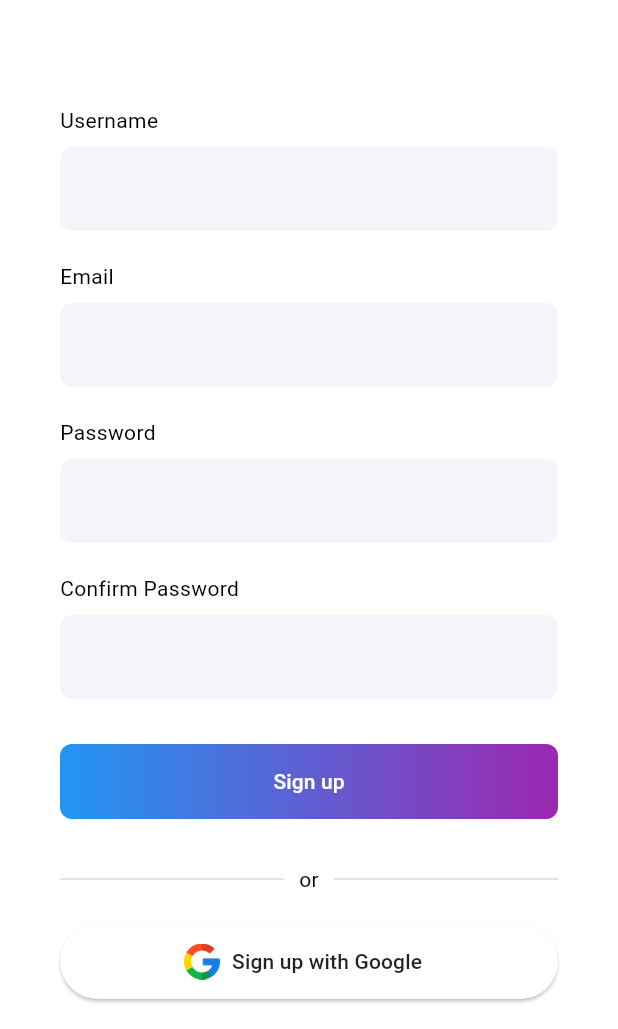
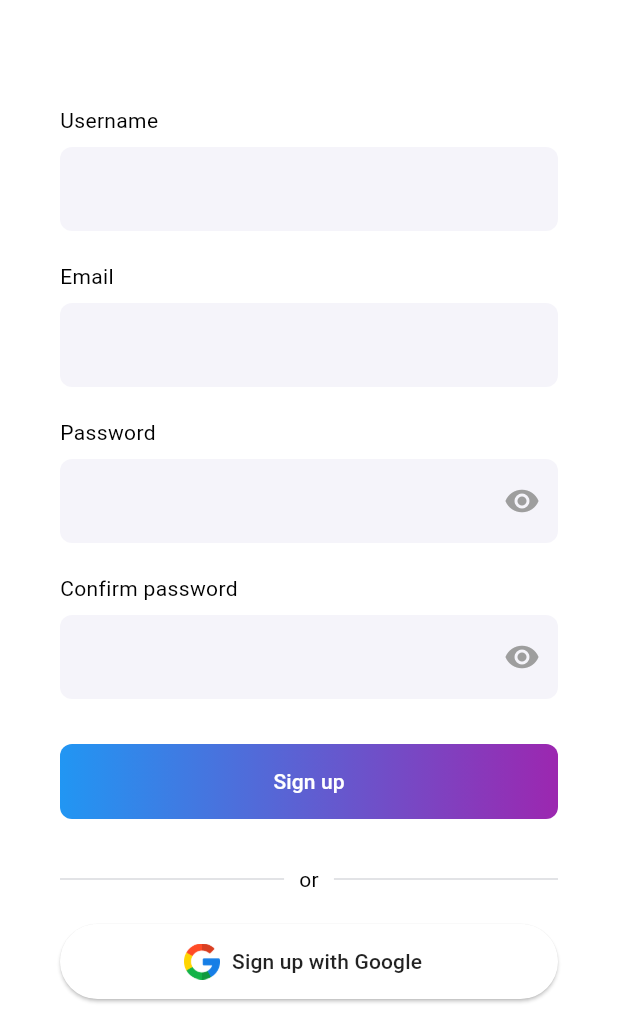
Before and after one commit to ntanh0901/jarvis-flutter, a Flutter app: the SignUpPage screen opened by its route, on a phone screen of 412 x 824 dp, the part 207-1236 px from its top. Run offline on Flutter 3.47's test engine with Material 3 defaults, Android fonts, the phone set to English and light mode, and no system bars; drawn by our look-alikes of flutter_form_builder; our stand-ins replace another_flushbar, dio, file_picker, flutter_dotenv, flutter_secure_storage, fluttertoast and 6 more; accounts and stored records are empty.

Commit message:
add obscureText for passworld

```diff
--- a/jarvis_application/lib/ui/views/auth/signin_page.dart
+++ b/jarvis_application/lib/ui/views/auth/signin_page.dart
@@ -103,6 +103,7 @@ class _SignInPageState extends State<SignInPage> {
           CustomFormBuilderTextField(
             name: 'password',
             label: 'Password',
+            isPasswordField: true,
             validators: [
               FormBuilderValidators.required(),
             ],
--- a/jarvis_application/lib/ui/views/auth/signup_page.dart
+++ b/jarvis_application/lib/ui/views/auth/signup_page.dart
@@ -27,7 +27,7 @@ class _SignUpPageState extends State<SignUpPage> {
   bool _isLoading = false;
 
   @override
-  Widget build(BuildContext context) {
+  build(BuildContext context) {
     final size = MediaQuery.of(context).size;
     final isLargeScreen = size.width > 600;
 
@@ -88,21 +88,34 @@ class _SignUpPageState extends State<SignUpPage> {
           _submitted ? AutovalidateMode.always : AutovalidateMode.disabled,
       child: Column(
         children: [
-          _buildTextField('username', 'Username', [
-            FormBuilderValidators.required(),
+          CustomFormBuilderTextField(
+              name: 'username',
+              label: 'Username',
+              validators: [
+                FormBuilderValidators.required(
+                    errorText: 'Please enter a username'),
                 FormBuilderValidators.minLength(3),
                 FormBuilderValidators.maxLength(20),
                 FormBuilderValidators.match(RegExp(r'^[a-zA-Z0-9]+$'),
                     errorText: 'No special characters allowed'),
               ]),
           const SizedBox(height: 20),
-          _buildTextField('email', 'Email', [
-            FormBuilderValidators.required(),
+          CustomFormBuilderTextField(
+              name: 'email',
+              label: 'Email',
+              validators: [
+                FormBuilderValidators.required(
+                    errorText: 'Please enter an email'),
                 FormBuilderValidators.email(),
               ]),
           const SizedBox(height: 20),
-          _buildTextField('password', 'Password', [
-            FormBuilderValidators.required(),
+          CustomFormBuilderTextField(
+              name: 'password',
+              label: 'Password',
+              isPasswordField: true,
+              validators: [
+                FormBuilderValidators.required(
+                    errorText: 'Please enter a password'),
                 FormBuilderValidators.minLength(8),
                 FormBuilderValidators.match(RegExp(r'(?=.*[A-Z])'),
                     errorText:
@@ -117,10 +130,15 @@ class _SignUpPageState extends State<SignUpPage> {
                         'Password must contain at least one special character'),
               ]),
           const SizedBox(height: 20),
-          _buildTextField('confirm_password', 'Confirm Password', [
+          CustomFormBuilderTextField(
+              name: 're-password',
+              label: 'Confirm password',
+              isPasswordField: true,
+              validators: [
                 FormBuilderValidators.required(),
                 (value) {
-              if (value != _formKey.currentState?.fields['password']?.value) {
+                  if (value !=
+                      _formKey.currentState?.fields['password']?.value) {
                     return 'Passwords do not match';
                   }
                   return null;
--- a/jarvis_application/lib/ui/widgets/text_form_field.dart
+++ b/jarvis_application/lib/ui/widgets/text_form_field.dart
@@ -8,7 +8,7 @@ class CustomFormBuilderTextField extends StatelessWidget {
   final String? hintText;
   final List<String? Function(String?)> validators;
   final Function(String?)? onChanged;
-  final TextInputType keyboardType;
+  final bool isPasswordField;
 
   const CustomFormBuilderTextField({
     super.key,
@@ -17,11 +17,13 @@ class CustomFormBuilderTextField extends StatelessWidget {
     this.hintText,
     this.validators = const [],
     this.onChanged,
-    this.keyboardType = TextInputType.text, // Default to text input
+    this.isPasswordField = false,
   });
 
   @override
   Widget build(BuildContext context) {
+    final obscureTextNotifier = ValueNotifier<bool>(isPasswordField);
+
     return Column(
       crossAxisAlignment: CrossAxisAlignment.start,
       children: [
@@ -32,10 +34,13 @@ class CustomFormBuilderTextField extends StatelessWidget {
           ),
           const SizedBox(height: 8),
         ],
-        FormBuilderTextField(
+        ValueListenableBuilder<bool>(
+          valueListenable: obscureTextNotifier,
+          builder: (context, obscureText, child) {
+            return FormBuilderTextField(
               name: name,
               onChanged: onChanged,
-          keyboardType: keyboardType,
+              obscureText: obscureText,
               validator: FormBuilderValidators.compose(validators),
               decoration: InputDecoration(
                 hintText: hintText,
@@ -52,7 +57,21 @@ class CustomFormBuilderTextField extends StatelessWidget {
                     width: 2.0,
                   ),
                 ),
+                suffixIcon: isPasswordField
+                    ? IconButton(
+                        icon: Icon(
+                          obscureText ? Icons.visibility : Icons.visibility_off,
+                          color: Colors.grey,
                         ),
+                        onPressed: () {
+                          obscureTextNotifier.value =
+                              !obscureTextNotifier.value;
+                        },
+                      )
+                    : null,
+              ),
+            );
+          },
         ),
       ],
     );
```
Lines whose indentation alone changed are shown as unchanged.
